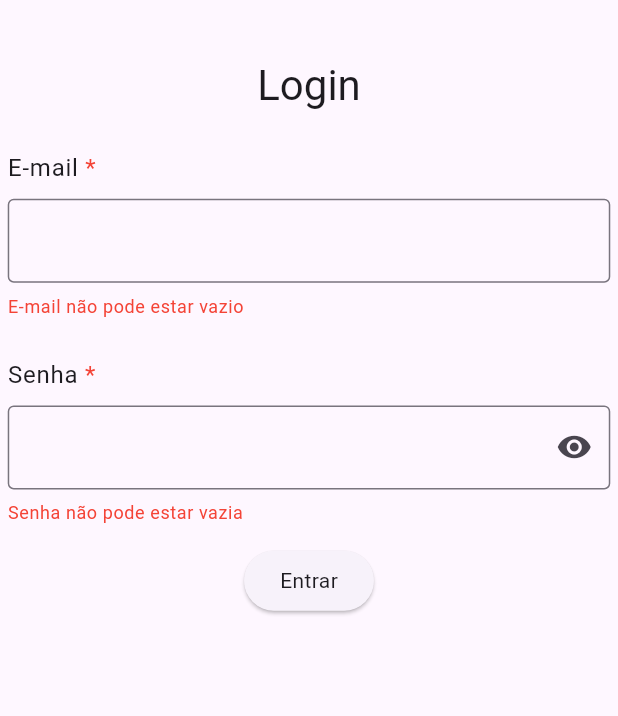
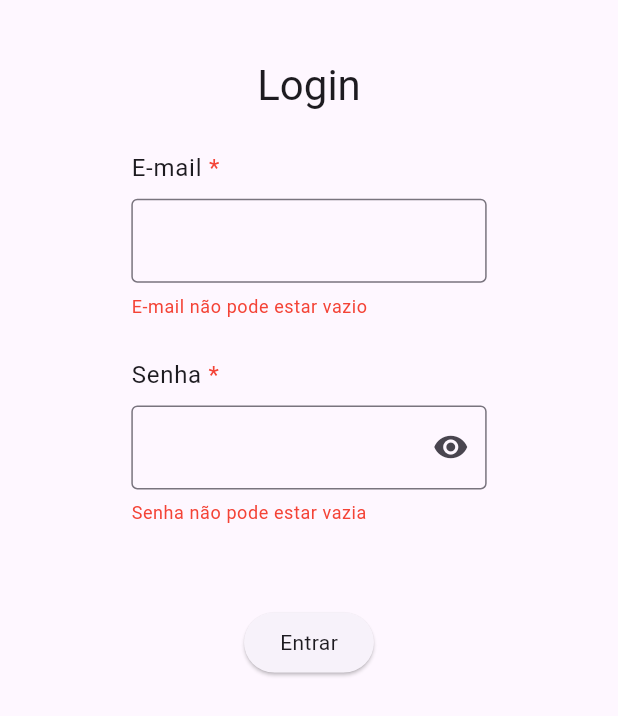
Before and after one commit to thak1996/school_app, a Flutter app: the screen it shows after launch, after a tap on "Entrar", on a phone screen of 412 x 824 dp. Shown: the top 716 px of the screen. Run offline on Flutter 3.47's test engine with Material 3 defaults, Android fonts, the phone set to English and light mode, and no system bars; our stand-ins replace flutter_modular, flutter_screenutil, flutter_secure_storage, google_fonts; missing offline and left inert: uno.

Commit message:
Update LoginPage and LoginController: - Added 20% horizontal padding to text fields for better spacing. - Introduced 5% vertical spacing between the "Entrar" button and the text

```diff
--- a/lib/app/screens/public/login/login_controller.dart
+++ b/lib/app/screens/public/login/login_controller.dart
@@ -25,7 +25,6 @@ class LoginController extends ChangeNotifier {
   }
 
   Future<void> login() async {
-    log("Passou aqui no Login");
     if (!validateFields()) return;
     _changeState(LoginStateLoading());
     final result = await _authService.login(
--- a/lib/app/screens/public/login/login_page.dart
+++ b/lib/app/screens/public/login/login_page.dart
@@ -27,6 +27,59 @@ class LoginPage extends StatelessWidget {
     );
   }
 
+  Widget footer(BuildContext context, LoginController controller) {
+    return ElevatedButton(
+      onPressed: () async {
+        List<String> validationErrors = controller.loginModel.validateAll();
+        controller.updateUI();
+        if (validationErrors.isNotEmpty) return;
+        await controller.login();
+        if (controller.state is LoginStateSuccess) {
+          Modular.to.pushReplacementNamed('/private-module/');
+        }
+      },
+      child: const AppTextBodyMedium("Entrar"),
+    );
+  }
+
+  Widget body(BuildContext context, LoginController controller) {
+    return Column(
+      children: [
+        Padding(
+          padding: EdgeInsets.symmetric(horizontal: 0.2.sw),
+          child: AppTextFormField(
+            label: 'E-mail',
+            isRequired: true,
+            onChanged: (value) => controller.loginModel.setEmail = value,
+            errorMessage: controller.loginModel.getError(FieldType.email),
+          ),
+        ),
+        Padding(
+          padding: EdgeInsets.symmetric(horizontal: 0.2.sw),
+          child: AppTextFormField(
+            label: 'Senha',
+            isRequired: true,
+            isPassword: true,
+            onChanged: (value) => controller.loginModel.setPassword = value,
+            errorMessage: controller.loginModel.getError(FieldType.password),
+          ),
+        ),
+        if (controller.state is LoginStateFail)
+          Padding(
+            padding: EdgeInsets.only(top: 8.h, bottom: 16.h),
+            child: Align(
+              alignment: Alignment.center,
+              child: AppTextBodySmall(
+                (controller.state as LoginStateFail).message,
+                color: Colors.red,
+              ),
+            ),
+          ),
+        SizedBox(height: 0.05.sh),
+      ],
+    );
+  }
+
   @override
   Widget build(BuildContext context) {
     return ChangeNotifierProvider(
@@ -48,67 +101,16 @@ class LoginPage extends StatelessWidget {
                       mainAxisAlignment: MainAxisAlignment.center,
                       children: [
                         header(),
-                        Column(
-                          children: [
-                            AppTextFormField(
-                              label: 'E-mail',
-                              isRequired: true,
-                              onChanged: (value) =>
-                                  controller.loginModel.setEmail = value,
-                              errorMessage: controller.loginModel
-                                  .getError(FieldType.email),
-                            ),
-                            AppTextFormField(
-                              label: 'Senha',
-                              isRequired: true,
-                              isPassword: true,
-                              onChanged: (value) =>
-                                  controller.loginModel.setPassword = value,
-                              errorMessage: controller.loginModel
-                                  .getError(FieldType.password),
-                            ),
-                            if (controller.state is LoginStateFail)
-                              Padding(
-                                padding: EdgeInsets.only(
-                                  top: 8.h,
-                                  bottom: 16.h,
-                                ),
-                                child: Align(
-                                  alignment: Alignment.center,
-                                  child: AppTextBodySmall(
-                                    (controller.state as LoginStateFail)
-                                        .message,
-                                    color: Colors.red,
-                                  ),
-                                ),
-                              ),
-                            ElevatedButton(
-                              onPressed: () async {
-                                List<String> validationErrors =
-                                    controller.loginModel.validateAll();
-                                controller.updateUI();
-                                if (validationErrors.isNotEmpty) return;
-                                await controller.login();
-                                if (controller.state is LoginStateSuccess) {
-                                  Modular.to.pushReplacementNamed(
-                                    '/private-module/',
-                                  );
-                                }
-                              },
-                              child: const AppTextBodyMedium("Entrar"),
-                            ),
-                          ],
-                        ),
+                        body(context, controller),
+                        footer(context, controller),
                       ],
                     ),
                   ),
                   if (controller.state is LoginStateLoading)
                     SizedBox(
-                      height: ScreenUtil().screenHeight,
-                      width: ScreenUtil().screenWidth,
-                      child: const Center(
-                        child: CircularProgressIndicator(),
-                      ),
+                      height: 1.sh,
+                      width: 1.sw,
+                      child: const Center(child: CircularProgressIndicator()),
                     ),
                 ],
               );
```
Also changed, not shown: 1 other file.
